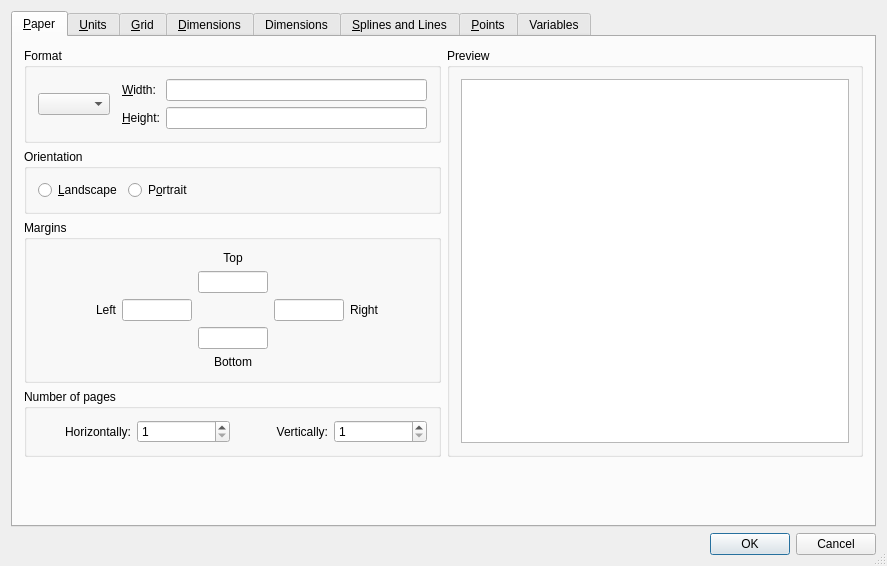
Qt form librecad/src/ui/dialogs/settings/options_drawing/qg_dlgoptionsdrawing.ui (LibreCAD/LibreCAD) before a commit.
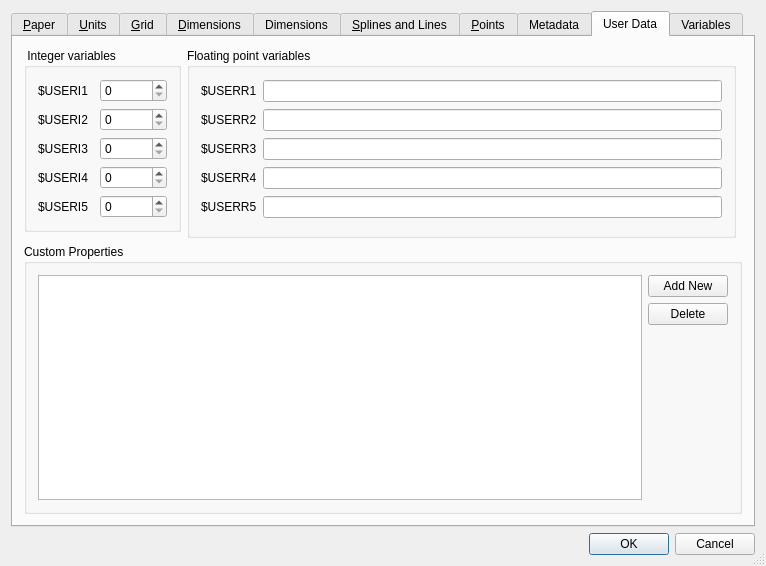
The same form after that commit. Icons and pictures are not drawn. Custom widgets are drawn as their Qt base class.

Commit message: custom properties support

```diff
--- a/librecad/src/ui/dialogs/settings/options_drawing/qg_dlgoptionsdrawing.ui
+++ b/librecad/src/ui/dialogs/settings/options_drawing/qg_dlgoptionsdrawing.ui
@@ -6,7 +6,7 @@
    <rect>
     <x>0</x>
     <y>0</y>
-    <width>887</width>
+    <width>766</width>
     <height>551</height>
    </rect>
   </property>
@@ -27,7 +27,7 @@
    <item row="0" column="0">
     <widget class="QTabWidget" name="tabWidget">
      <property name="currentIndex">
-      <number>0</number>
+      <number>8</number>
      </property>
      <widget class="QWidget" name="tabPaper">
       <attribute name="title">
@@ -1799,7 +1799,7 @@
       </attribute>
       <layout class="QGridLayout" name="gridLayout_22">
        <item row="0" column="0">
-        <widget class="QGroupBox" name="groupBox_8">
+        <widget class="QGroupBox" name="gbDimLeft">
          <property name="maximumSize">
           <size>
            <width>250</width>
@@ -3244,6 +3244,283 @@
        </item>
       </layout>
      </widget>
+     <widget class="QWidget" name="tabMeta">
+      <attribute name="title">
+       <string>Metadata</string>
+      </attribute>
+      <layout class="QGridLayout" name="gridLayout_25">
+       <item row="0" column="2">
+        <widget class="QLineEdit" name="leMetaTitle">
+         <property name="toolTip">
+          <string>Specifies the title of the drawing.</string>
+         </property>
+        </widget>
+       </item>
+       <item row="3" column="0" colspan="2">
+        <widget class="QLabel" name="label_27">
+         <property name="text">
+          <string>Keywords:</string>
+         </property>
+        </widget>
+       </item>
+       <item row="4" column="0" colspan="2">
+        <widget class="QLabel" name="label_28">
+         <property name="text">
+          <string>Comments:</string>
+         </property>
+        </widget>
+       </item>
+       <item row="0" column="0">
+        <widget class="QLabel" name="label_24">
+         <property name="text">
+          <string>Title:</string>
+         </property>
+        </widget>
+       </item>
+       <item row="1" column="2">
+        <widget class="QLineEdit" name="leMetaSubject">
+         <property name="toolTip">
+          <string>Specifies the subject of the drawing.</string>
+         </property>
+        </widget>
+       </item>
+       <item row="2" column="2">
+        <widget class="QLineEdit" name="leMetaAuthor">
+         <property name="toolTip">
+          <string>Specifies the author of the drawing.</string>
+         </property>
+        </widget>
+       </item>
+       <item row="3" column="2">
+        <widget class="QLineEdit" name="leMetaKeywords">
+         <property name="toolTip">
+          <string>Specifies drawing-specific keywords.</string>
+         </property>
+        </widget>
+       </item>
+       <item row="1" column="0" colspan="2">
+        <widget class="QLabel" name="label_25">
+         <property name="text">
+          <string>Subject:</string>
+         </property>
+        </widget>
+       </item>
+       <item row="2" column="0" colspan="2">
+        <widget class="QLabel" name="label_26">
+         <property name="text">
+          <string>Author:</string>
+         </property>
+        </widget>
+       </item>
+       <item row="5" column="0">
+        <spacer name="verticalSpacer_3">
+         <property name="orientation">
+          <enum>Qt::Vertical</enum>
+         </property>
+         <property name="sizeHint" stdset="0">
+          <size>
+           <width>20</width>
+           <height>40</height>
+          </size>
+         </property>
+        </spacer>
+       </item>
+       <item row="4" column="2" rowspan="2">
+        <widget class="QTextEdit" name="leMetaComments">
+         <property name="toolTip">
+          <string>Provides a space to add comments to the drawing.</string>
+         </property>
+        </widget>
+       </item>
+      </layout>
+     </widget>
+     <widget class="QWidget" name="tabCustom">
+      <attribute name="title">
+       <string>User Data</string>
+      </attribute>
+      <layout class="QGridLayout" name="gridLayout_27">
+       <item row="3" column="0" colspan="4">
+        <widget class="QGroupBox" name="groupBox_10">
+         <property name="title">
+          <string>Custom Properties</string>
+         </property>
+         <layout class="QGridLayout" name="gridLayout_29">
+          <item row="0" column="1">
+           <widget class="QPushButton" name="pbCustomVarAdd">
+            <property name="text">
+             <string>Add New</string>
+            </property>
+           </widget>
+          </item>
+          <item row="1" column="1">
+           <widget class="QPushButton" name="pbCustomVarDelete">
+            <property name="text">
+             <string>Delete</string>
+            </property>
+           </widget>
+          </item>
+          <item row="2" column="1">
+           <spacer name="verticalSpacer_6">
+            <property name="orientation">
+             <enum>Qt::Vertical</enum>
+            </property>
+            <property name="sizeHint" stdset="0">
+             <size>
+              <width>20</width>
+              <height>40</height>
+             </size>
+            </property>
+           </spacer>
+          </item>
+          <item row="0" column="0" rowspan="3">
+           <widget class="QTableWidget" name="twCustomVars"/>
+          </item>
+         </layout>
+        </widget>
+       </item>
+       <item row="0" column="2" rowspan="2">
+        <widget class="QGroupBox" name="groupBox_9">
+         <property name="title">
+          <string>Floating point variables</string>
+         </property>
+         <layout class="QGridLayout" name="gridLayout_28">
+          <item row="2" column="0">
+           <widget class="QLabel" name="label_37">
+            <property name="text">
+             <string>$USERR2</string>
+            </property>
+           </widget>
+          </item>
+          <item row="5" column="0">
+           <widget class="QLabel" name="label_36">
+            <property name="text">
+             <string>$USERR5</string>
+            </property>
+           </widget>
+          </item>
+          <item row="3" column="0">
+           <widget class="QLabel" name="label_34">
+            <property name="text">
+             <string>$USERR3</string>
+            </property>
+           </widget>
+          </item>
+          <item row="4" column="0">
+           <widget class="QLabel" name="label_38">
+            <property name="text">
+             <string>$USERR4</string>
+            </property>
+           </widget>
+          </item>
+          <item row="0" column="0">
+           <widget class="QLabel" name="label_35">
+            <property name="text">
+             <string>$USERR1</string>
+            </property>
+           </widget>
+          </item>
+          <item row="0" column="1">
+           <widget class="QLineEdit" name="leUserR1"/>
+          </item>
+          <item row="2" column="1">
+           <widget class="QLineEdit" name="leUserR2"/>
+          </item>
+          <item row="3" column="1">
+           <widget class="QLineEdit" name="leUserR3"/>
+          </item>
+          <item row="4" column="1">
+           <widget class="QLineEdit" name="leUserR4"/>
+          </item>
+          <item row="5" column="1">
+           <widget class="QLineEdit" name="leUserR5"/>
+          </item>
+         </layout>
+        </widget>
+       </item>
+       <item row="0" column="0" colspan="2">
+        <widget class="QGroupBox" name="groupBox_8">
+         <property name="title">
+          <string> Integer variables</string>
+         </property>
+         <layout class="QGridLayout" name="gridLayout_26">
+          <item row="3" column="0">
+           <widget class="QLabel" name="label_32">
+            <property name="text">
+             <string>$USERI4</string>
+            </property>
+           </widget>
+          </item>
+          <item row="3" column="2">
+           <widget class="QSpinBox" name="sbUserI4">
+            <property name="maximum">
+             <number>2147483647</number>
+            </property>
+           </widget>
+          </item>
+          <item row="2" column="2">
+           <widget class="QSpinBox" name="sbUserI3">
+            <property name="maximum">
+             <number>2147483647</number>
+            </property>
+           </widget>
+          </item>
+          <item row="0" column="2">
+           <widget class="QSpinBox" name="sbUserI1">
+            <property name="minimum">
+             <number>0</number>
+            </property>
+            <property name="maximum">
+             <number>2147483647</number>
+            </property>
+           </widget>
+          </item>
+          <item row="1" column="0" colspan="2">
+           <widget class="QLabel" name="label_30">
+            <property name="text">
+             <string>$USERI2</string>
+            </property>
+           </widget>
+          </item>
+          <item row="0" column="0" colspan="2">
+           <widget class="QLabel" name="label_29">
+            <property name="text">
+             <string>$USERI1</string>
+            </property>
+           </widget>
+          </item>
+          <item row="2" column="0">
+           <widget class="QLabel" name="label_31">
+            <property name="text">
+             <string>$USERI3</string>
+            </property>
+           </widget>
+          </item>
+          <item row="1" column="2">
+           <widget class="QSpinBox" name="sbUserI2">
+            <property name="maximum">
+             <number>2147483647</number>
+            </property>
+           </widget>
+          </item>
+          <item row="4" column="2">
+           <widget class="QSpinBox" name="sbUserI5">
+            <property name="maximum">
+             <number>2147483647</number>
+            </property>
+           </widget>
+          </item>
+          <item row="4" column="0">
+           <widget class="QLabel" name="label_33">
+            <property name="text">
+             <string>$USERI5</string>
+            </property>
+           </widget>
+          </item>
+         </layout>
+        </widget>
+       </item>
+      </layout>
+     </widget>
      <widget class="QWidget" name="tabVars">
       <attribute name="title">
        <string>Variables</string>
```
Left out of the diff: 46 changed lines with no effect on the pictures. The commit also changes 18 other files.
